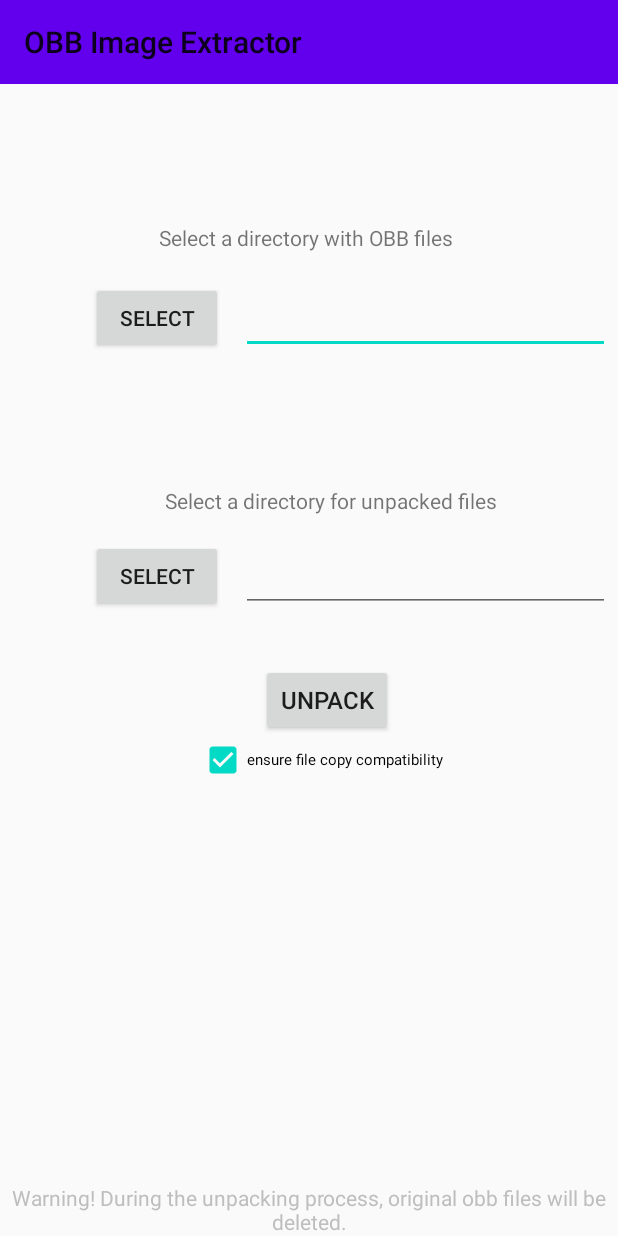
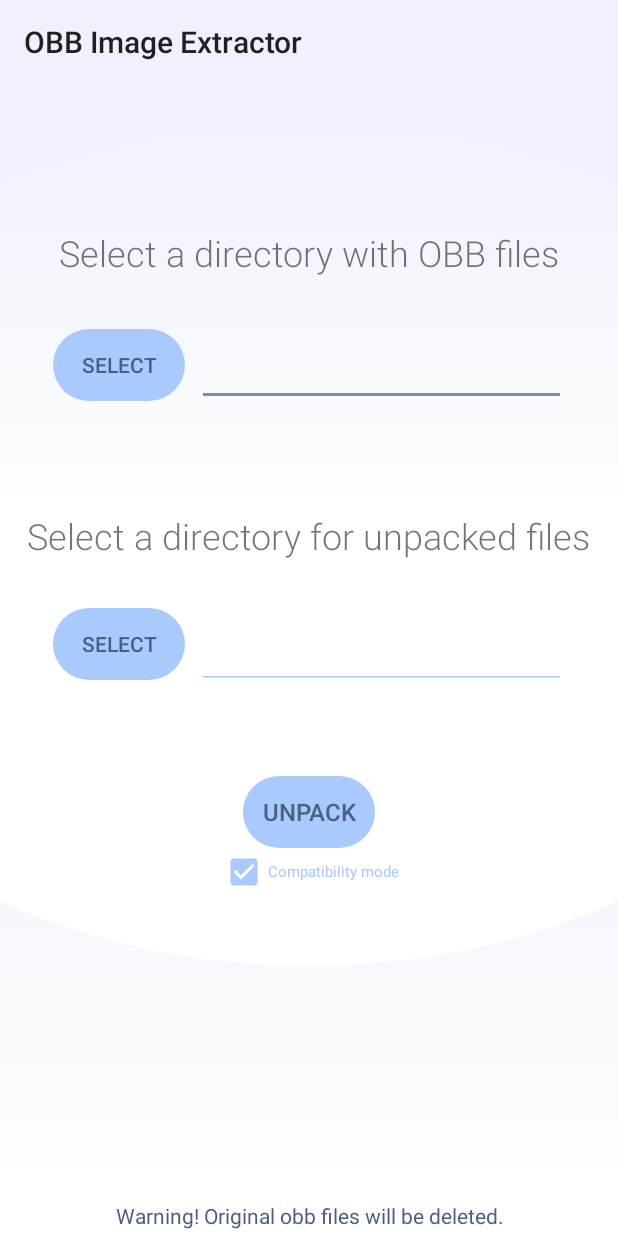
Before and after one commit to remixer-dec/OBBImageExtractor, an Android app: the screen it shows after launch (MainActivity), on a phone screen of 412 x 824 dp. Run offline under Robolectric (Android 15) with nearby library versions, the phone set to English and light mode, and no system bars; our stand-ins replace navigation-ui; 1 statement that could not run was skipped.

Commit message:
design improvements

```diff
--- a/app/src/main/AndroidManifest.xml
+++ b/app/src/main/AndroidManifest.xml
@@ -5,7 +5,7 @@
     <application
         android:allowBackup="true"
         android:icon="@mipmap/ic_launcher"
-        android:label="@string/app_name"
+        android:label="@string/appName"
         android:roundIcon="@mipmap/ic_launcher_round"
         android:supportsRtl="true"
         android:theme="@style/Theme.OBBCacheExtractor">
@@ -13,7 +13,7 @@
             android:screenOrientation="portrait"
             android:configChanges="keyboardHidden|orientation"
             android:name=".MainActivity"
-            android:label="@string/title_activity_main"
+            android:label="@string/mainActivityTitle"
             android:theme="@style/Theme.OBBCacheExtractor.NoActionBar">
             <intent-filter>
                 <action android:name="android.intent.action.MAIN" />
--- a/app/src/main/java/ru/remixer_dec/cache_extractor/FirstFragment.java
+++ b/app/src/main/java/ru/remixer_dec/cache_extractor/FirstFragment.java
@@ -87,6 +87,8 @@ public class FirstFragment extends Fragment {
             startActivityForResult(intent, 3);
         });
         binding.buttonUnpack.setOnClickListener(view13 -> {
+            if (outputPath == null || obbFiles == null) return;
+            if (outputPath.length() == 0 || obbFiles.isEmpty()) return;
             if (pbar.getVisibility() == View.VISIBLE || obbFiles.size() == 0) return;
             if (obbFolderIsInaccessible) {
                 status.setText(R.string.cantReadObbFolder);
--- /dev/null
+++ b/app/src/main/res/color/button_color_state.xml
@@ -0,0 +1,12 @@
+<?xml version="1.0" encoding="utf-8"?>
+<selector xmlns:android="http://schemas.android.com/apk/res/android" android:exitFadeDuration="400">
+    <item
+        android:color="@color/mu_active"
+        android:state_selected="true">
+    </item>
+    <item
+        android:color="@color/mu_max_active"
+        android:state_pressed="true"/>
+    <item
+        android:color="@color/mu_secondary" />
+</selector>
--- /dev/null
+++ b/app/src/main/res/drawable/custom_button_24dp.xml
@@ -0,0 +1,8 @@
+<?xml version="1.0" encoding="utf-8"?>
+<shape
+    xmlns:android="http://schemas.android.com/apk/res/android"
+android:shape="rectangle">
+<autotransition></autotransition>
+<solid android:color="@color/button_color_state" />
+<corners android:radius="90dp"/>
+</shape>
--- /dev/null
+++ b/app/src/main/res/drawable/gradient_white_mu_bg.xml
@@ -0,0 +1,21 @@
+<?xml version="1.0" encoding="UTF-8"?>
+<layer-list xmlns:android="http://schemas.android.com/apk/res/android">
+    <item>
+        <shape>
+            <gradient
+                android:startColor="@color/mu_background_secondary"
+                android:centerColor="@color/mu_background"
+                android:endColor="@color/mu_background"
+                android:angle="90"/>
+        </shape>
+    </item>
+    <item android:bottom="180dp" android:top="80dp" android:left="-180dp" android:right="-180dp">
+        <shape android:shape="oval">
+            <gradient
+                android:startColor="@color/mu_background_secondary"
+                android:centerColor="@color/mu_background_secondary"
+                android:endColor="@color/mu_background"
+                android:angle="90"/>
+        </shape>
+    </item>
+</layer-list>
--- a/app/src/main/res/layout/activity_main.xml
+++ b/app/src/main/res/layout/activity_main.xml
@@ -4,11 +4,10 @@
     xmlns:tools="http://schemas.android.com/tools"
     android:layout_width="match_parent"
     android:layout_height="match_parent"
+    android:background="@drawable/gradient_white_mu_bg"
     tools:context=".MainActivity">
 
     <android.support.design.widget.AppBarLayout
-        android:foreground="#FFFFFF"
-        android:textColor="#FFFFFF"
         android:id="@+id/appBarLayout"
         android:layout_width="match_parent"
         android:layout_height="wrap_content"
@@ -19,7 +18,6 @@
     <include layout="@layout/content_main" />
 
     <android.support.v7.widget.Toolbar
-        android:textColor="#FFFFFF"
         android:id="@+id/toolbar"
         android:layout_width="match_parent"
         android:layout_height="?attr/actionBarSize"
--- a/app/src/main/res/layout/fragment_first.xml
+++ b/app/src/main/res/layout/fragment_first.xml
@@ -10,103 +10,125 @@
         android:id="@+id/textview_first"
         android:layout_width="wrap_content"
         android:layout_height="wrap_content"
+        android:layout_marginTop="152dp"
+        android:fontFamily="sans-serif-light"
         android:text="@string/selectObbDir"
-        app:layout_constraintBottom_toTopOf="@id/button_first"
+        android:textSize="24sp"
         app:layout_constraintEnd_toEndOf="parent"
-        app:layout_constraintHorizontal_bias="0.491"
         app:layout_constraintStart_toStartOf="parent"
-        app:layout_constraintTop_toTopOf="parent"
-        app:layout_constraintVertical_bias="0.881" />
+        app:layout_constraintTop_toTopOf="parent" />
+
+    <LinearLayout
+        android:id="@+id/linearLayout"
+        android:layout_width="wrap_content"
+        android:layout_height="wrap_content"
+        android:layout_marginTop="32dp"
+        app:layout_constraintEnd_toEndOf="parent"
+        app:layout_constraintStart_toStartOf="parent"
+        app:layout_constraintTop_toBottomOf="@+id/textview_first">
 
         <Button
             android:id="@+id/button_first"
+            style="?android:attr/borderlessButtonStyle"
             android:layout_width="wrap_content"
             android:layout_height="wrap_content"
-        android:layout_marginBottom="588dp"
+            android:background="@drawable/custom_button_24dp"
+            android:shadowColor="#00000000"
             android:text="@string/selectFolder"
-        app:layout_constraintBottom_toBottomOf="parent"
-        app:layout_constraintEnd_toEndOf="parent"
-        app:layout_constraintHorizontal_bias="0.188"
-        app:layout_constraintStart_toStartOf="parent" />
+            android:textColor="@color/mu_primary"
+            app:layout_constraintStart_toStartOf="parent"
+            tools:layout_editor_absoluteY="211dp" />
 
         <EditText
             android:id="@+id/obbFolderPath"
             android:layout_width="246dp"
-        android:layout_height="39dp"
-        android:layout_marginStart="12dp"
+            android:layout_height="54dp"
+            android:layout_marginStart="8dp"
             android:ems="10"
             android:inputType="textPersonName"
             android:text=""
+            android:theme="@style/EditTextCustom"
             app:layout_constraintBottom_toBottomOf="@+id/button_first"
-        app:layout_constraintStart_toEndOf="@+id/button_first" />
+            app:layout_constraintStart_toEndOf="@+id/button_first"
+            app:layout_constraintTop_toTopOf="@+id/button_first"
+            app:layout_constraintVertical_bias="0.0" />
+    </LinearLayout>
 
     <EditText
         android:id="@+id/unpackedFolderPath"
         android:layout_width="246dp"
-        android:layout_height="39dp"
-        android:layout_marginStart="12dp"
+        android:layout_height="54dp"
+        android:layout_marginStart="8dp"
         android:ems="10"
         android:inputType="textPersonName"
         android:text=""
+        android:theme="@style/EditTextCustom"
         app:layout_constraintBottom_toBottomOf="@+id/button_unpacked"
-        app:layout_constraintStart_toEndOf="@+id/button_unpacked" />
+        app:layout_constraintEnd_toEndOf="@+id/linearLayout"
+        app:layout_constraintStart_toEndOf="@+id/button_unpacked"
+        app:layout_constraintTop_toTopOf="@+id/button_unpacked"
+        app:layout_constraintVertical_bias="0.0" />
 
     <TextView
         android:id="@+id/unpackTextView"
         android:layout_width="wrap_content"
         android:layout_height="wrap_content"
-        android:layout_marginStart="4dp"
-        android:layout_marginTop="88dp"
+        android:layout_marginTop="156dp"
+        android:fontFamily="sans-serif-light"
         android:text="@string/selectUnpackDir"
-        app:layout_constraintStart_toStartOf="@+id/textview_first"
-        app:layout_constraintTop_toBottomOf="@+id/button_first" />
+        android:textSize="24sp"
+        app:layout_constraintEnd_toEndOf="parent"
+        app:layout_constraintStart_toStartOf="parent"
+        app:layout_constraintTop_toBottomOf="@+id/textview_first" />
 
     <Button
         android:id="@+id/button_unpacked"
+        style="?android:attr/borderlessButtonStyle"
         android:layout_width="wrap_content"
         android:layout_height="wrap_content"
-        android:layout_marginTop="41dp"
-        android:layout_marginBottom="416dp"
+        android:layout_marginTop="32dp"
+        android:background="@drawable/custom_button_24dp"
         android:text="@string/selectFolder"
-        app:layout_constraintBottom_toBottomOf="parent"
-        app:layout_constraintEnd_toEndOf="parent"
-        app:layout_constraintHorizontal_bias="0.188"
-        app:layout_constraintStart_toStartOf="parent"
-        app:layout_constraintTop_toBottomOf="@+id/unpackTextView"
-        app:layout_constraintVertical_bias="1.0" />
+        android:textColor="@color/mu_primary"
+        app:layout_constraintStart_toStartOf="@+id/linearLayout"
+        app:layout_constraintTop_toBottomOf="@+id/unpackTextView" />
 
     <Button
         android:id="@+id/buttonUnpack"
+        style="?android:attr/borderlessButtonStyle"
         android:layout_width="wrap_content"
         android:layout_height="wrap_content"
+        android:background="@drawable/custom_button_24dp"
+        android:paddingLeft="10dp"
+        android:paddingRight="10dp"
         android:text="@string/unpack"
+        android:textColor="@color/mu_primary"
         android:textSize="16sp"
         app:layout_constraintBottom_toBottomOf="parent"
-        app:layout_constraintEnd_toEndOf="@+id/unpackTextView"
-        app:layout_constraintHorizontal_bias="0.479"
-        app:layout_constraintStart_toStartOf="@+id/unpackTextView"
+        app:layout_constraintEnd_toEndOf="parent"
+        app:layout_constraintStart_toStartOf="parent"
         app:layout_constraintTop_toBottomOf="@+id/unpackedFolderPath"
-        app:layout_constraintVertical_bias="0.095" />
+        app:layout_constraintVertical_bias="0.184" />
 
     <TextView
         android:id="@+id/obbFoundText"
         android:layout_width="wrap_content"
         android:layout_height="wrap_content"
-        android:layout_marginTop="32dp"
+        android:layout_marginTop="16dp"
         app:layout_constraintEnd_toEndOf="@+id/textview_first"
-        app:layout_constraintHorizontal_bias="0.497"
         app:layout_constraintStart_toStartOf="@+id/textview_first"
-        app:layout_constraintTop_toBottomOf="@+id/obbFolderPath" />
+        app:layout_constraintTop_toBottomOf="@+id/linearLayout" />
 
     <TextView
         android:id="@+id/statusText"
         android:layout_width="wrap_content"
         android:layout_height="wrap_content"
+        android:layout_marginBottom="4dp"
+        android:maxLines="3"
+        android:singleLine="false"
         android:text="@string/modwarning"
         android:textAlignment="center"
-        android:singleLine="false"
-        android:maxLines="3"
-        android:textColor="@android:color/secondary_text_dark_nodisable"
+        android:textColor="@color/mu_primary"
         app:layout_constraintBottom_toBottomOf="parent"
         app:layout_constraintEnd_toEndOf="parent"
         app:layout_constraintStart_toStartOf="parent" />
@@ -116,6 +138,7 @@
         style="?android:attr/progressBarStyle"
         android:layout_width="wrap_content"
         android:layout_height="wrap_content"
+        android:theme="@style/ProgressBarCustom"
         android:visibility="invisible"
         app:layout_constraintBottom_toTopOf="@+id/statusText"
         app:layout_constraintEnd_toEndOf="parent"
@@ -127,9 +150,10 @@
         android:layout_height="wrap_content"
         android:checked="true"
         android:text="@string/copyCompatibility"
+        android:textColor="@color/mu_secondary"
         android:textSize="10sp"
+        android:theme="@style/CheckBoxCustom"
         app:layout_constraintEnd_toEndOf="@+id/buttonUnpack"
-        app:layout_constraintHorizontal_bias="0.554"
         app:layout_constraintStart_toStartOf="@+id/buttonUnpack"
         app:layout_constraintTop_toBottomOf="@+id/buttonUnpack" />
 
@@ -168,10 +192,11 @@
         android:inputType="textPersonName"
         android:textAlignment="center"
         android:textSize="12sp"
+        android:theme="@style/EditTextCustom"
         android:visibility="gone"
         app:layout_constraintBottom_toTopOf="@+id/buttonUnpack"
         app:layout_constraintEnd_toEndOf="@+id/buttonUnpack"
-        app:layout_constraintHorizontal_bias="0.52"
         app:layout_constraintStart_toStartOf="@+id/buttonUnpack" />
 
+
 </android.support.constraint.ConstraintLayout>
--- a/app/src/main/res/navigation/nav_graph.xml
+++ b/app/src/main/res/navigation/nav_graph.xml
@@ -8,7 +8,7 @@
     <fragment
         android:id="@+id/FirstFragment"
         android:name="ru.remixer_dec.cache_extractor.FirstFragment"
-        android:label="@string/first_fragment_label"
+        android:label="@string/firstFragmentLabel"
         tools:layout="@layout/fragment_first">
     </fragment>
 </navigation>
--- /dev/null
+++ b/app/src/main/res/values-night/colors.xml
@@ -0,0 +1,8 @@
+<resources>
+    <color name="mu_primary">#EFF2FC</color>
+    <color name="mu_secondary">#3d4961</color>
+    <color name="mu_active">#6b7892</color>
+    <color name="mu_max_active">#a3badf</color>
+    <color name="mu_background">#313646</color>
+    <color name="mu_background_secondary">#1b212e</color>
+</resources>
--- a/app/src/main/res/values-night/themes.xml
+++ b/app/src/main/res/values-night/themes.xml
@@ -1,10 +1,7 @@
 <resources xmlns:tools="http://schemas.android.com/tools">
-    <!-- Base application theme. -->
     <style name="Theme.OBBCacheExtractor" parent="Theme.AppCompat.Light.DarkActionBar">
-        <!-- Primary brand color. -->
-        <item name="colorPrimary">@color/purple_200</item>
-        <item name="colorPrimaryDark">@color/purple_700</item>
-        <item name="colorAccent">@color/teal_200</item>
-        <!-- Customize your theme here. -->
+        <item name="android:textColorPrimary">@color/white</item>
+        <item name="colorControlNormal">@color/white</item>
+        <item name="android:textColor">@color/white</item>
     </style>
 </resources>
--- a/app/src/main/res/values/colors.xml
+++ b/app/src/main/res/values/colors.xml
@@ -1,5 +1,11 @@
 <?xml version="1.0" encoding="utf-8"?>
 <resources>
+    <color name="mu_primary">#4B5E84</color>
+    <color name="mu_secondary">#AAC9FC</color>
+    <color name="mu_active">#A3B4DA</color>
+    <color name="mu_max_active">#708FC0</color>
+    <color name="mu_background">#EFF2FC</color>
+    <color name="mu_background_secondary">#FFFFFF</color>
     <color name="purple_200">#FFBB86FC</color>
     <color name="purple_500">#FF6200EE</color>
     <color name="purple_700">#FF3700B3</color>
--- a/app/src/main/res/values/strings.xml
+++ b/app/src/main/res/values/strings.xml
@@ -3,21 +3,21 @@
     <string name="errors2">) Error code: </string>
     <string name="mountSuccess">Successfully mounted: </string>
     <string name="obbDetected">Found %1$d obb files\nObb format: %2$s</string>
-    <string name="app_name">OBB Cache Extractor</string>
+    <string name="appName">OBB Cache Extractor</string>
     <string name="unpackSuccess">Successfully unpacked (%1$d/%2$d) images</string>
     <string name="unpackError">Unable to unpack the images due to I/O errors…</string>
     <string name="unpackingInProgress">"Unpacking OBB ("</string>
     <string name="backgroundWorkerActive">"Unpacking is in progress. Please wait…"</string>
-    <string name="title_activity_main">OBB Unpacker</string>
-    <string name="first_fragment_label">OBB Image Extractor</string>
+    <string name="mainActivityTitle">OBB Unpacker</string>
+    <string name="firstFragmentLabel">OBB Image Extractor</string>
     <string name="selectFolder">Select</string>
     <string name="unpack">Unpack</string>
-    <string name="copyCompatibility">ensure file copy compatibility</string>
+    <string name="copyCompatibility">Compatibility mode</string>
     <string name="selectUnpackDir">Select a directory for unpacked files</string>
     <string name="selectObbDir">Select a directory with OBB files</string>
     <string name="Android11Detected">Android 11+ detected\n Click here to give permission to access data in Android/obb.</string>
     <string name="VMOSDetected">This application does not work inside VMOS.</string>
-    <string name="modwarning">Warning! During the unpacking process, original obb files will be deleted.</string>
+    <string name="modwarning">Warning! Original obb files will be deleted.</string>
     <string name="cantReadObbFolder">Cannot access selected OBB folder. Try moving files to other folder.</string>
     <string name="zipFolder">ZIP-archive</string>
     <string name="jobbImage">Disk image</string>
--- a/app/src/main/res/values/themes.xml
+++ b/app/src/main/res/values/themes.xml
@@ -2,8 +2,8 @@
     <!-- Base application theme. -->
     <style name="Theme.OBBCacheExtractor" parent="Theme.AppCompat.Light.DarkActionBar">
         <!-- Primary brand color. -->
-        <item name="colorPrimary">@color/purple_500</item>
-        <item name="colorPrimaryDark">@color/purple_700</item>
+        <item name="colorPrimary">@color/mu_background</item>
+        <item name="colorPrimaryDark">@color/mu_background</item>
         <item name="colorAccent">@color/teal_200</item>
         <!-- Customize your theme here. -->
     </style>
@@ -16,4 +16,23 @@
     <style name="Theme.OBBCacheExtractor.AppBarOverlay" parent="ThemeOverlay.AppCompat.Dark.ActionBar" />
 
     <style name="Theme.OBBCacheExtractor.PopupOverlay" parent="ThemeOverlay.AppCompat.Light" />
+    <style name="CheckBoxCustom" parent="Widget.AppCompat.CompoundButton.CheckBox">
+        <item name="colorAccent">@color/mu_secondary</item>
+        <item name="android:textColorSecondary">@color/mu_secondary</item>
+    </style>
+    <style name="EditTextCustom" parent="TextAppearance.AppCompat">
+        <item name="android:textColor">@color/mu_primary</item>
+        <item name="android:textColorPrimary">@color/mu_primary</item>
+        <item name="colorAccent">@android:color/white</item>
+        <item name="android:textColorHint">@color/mu_secondary</item>
+        <item name="colorControlNormal">@color/mu_secondary</item>
+        <item name="colorControlActivated">@color/mu_max_active</item>
+        <item name="colorControlHighlight">@color/mu_active</item>
+    </style>
+    <style name="ProgressBarCustom" parent="Widget.AppCompat.ProgressBar">
+        <item name="colorControlNormal">@color/mu_secondary</item>
+        <item name="colorControlActivated">@color/mu_secondary</item>
+        <item name="colorControlHighlight">@color/mu_active</item>
+    </style>
+    <style name="AppTheme" parent="Theme.AppCompat.DayNight"/>
 </resources>
```
Also changed, not shown: 1 other file. Lines whose indentation alone changed are shown as unchanged.
